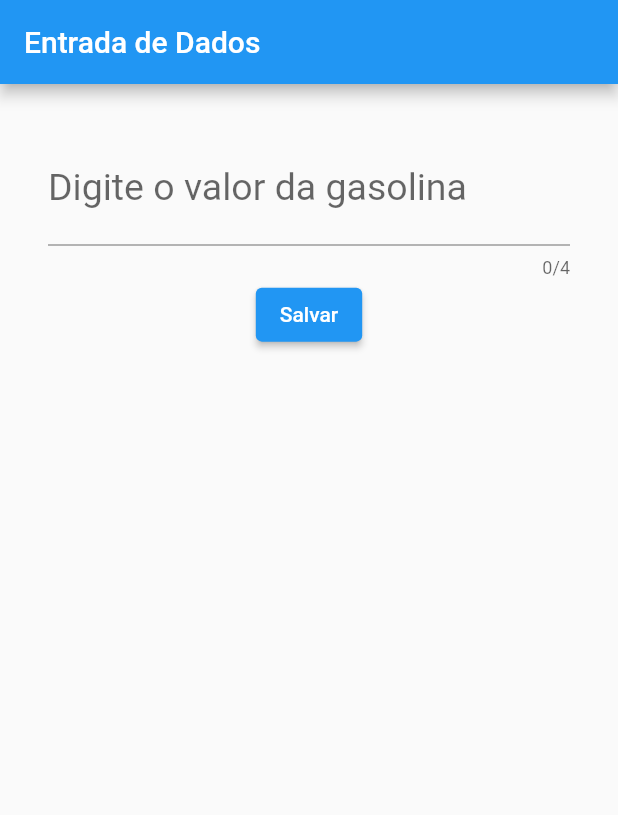
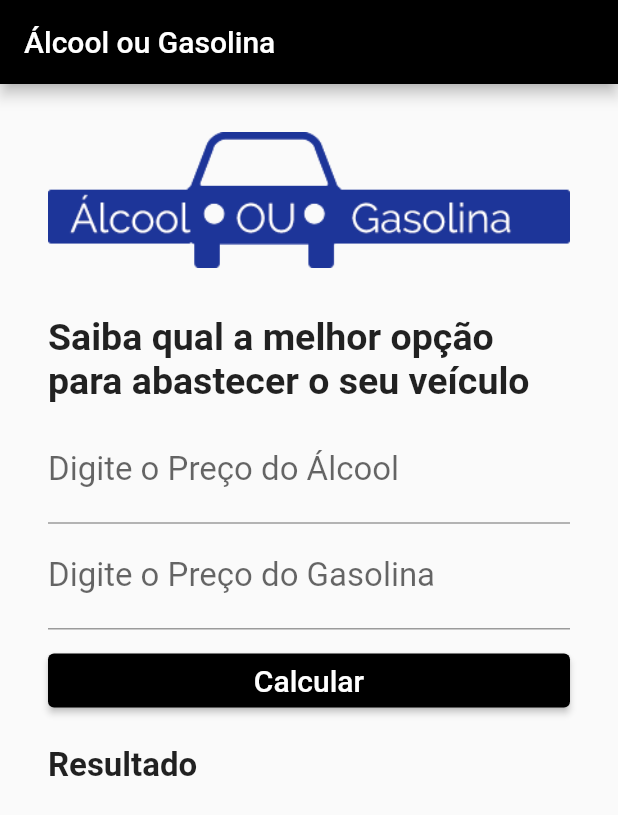
Before and after one commit to ItsonStos/AlcoolGasolina, a Flutter app: the screen it shows after launch, on a phone screen of 412 x 824 dp. Shown: the top 815 px of the screen. Run offline on Flutter 3.47's test engine with Material 2 defaults, Android fonts, the phone set to English and light mode, and no system bars.

Commit message:
Foi inserido a imagem na tela home junto com os campos de texto e o botão calcular

```diff
--- /dev/null
+++ b/lib/Home.dart
@@ -0,0 +1,85 @@
+import 'dart:ui';
+
+import 'package:flutter/src/foundation/key.dart';
+import 'package:flutter/src/widgets/framework.dart';
+
+import 'package:flutter/material.dart';
+
+class Home extends StatefulWidget {
+  const Home({Key? key}) : super(key: key);
+
+  @override
+  State<Home> createState() => _HomeState();
+}
+
+class _HomeState extends State<Home> {
+  TextEditingController _controllerAlcool = TextEditingController();
+  TextEditingController _controllerGasolina = TextEditingController();
+
+  @override
+  Widget build(BuildContext context) {
+    return Scaffold(
+      appBar: AppBar(
+        title: Text('Álcool ou Gasolina'),
+        backgroundColor: Colors.black,
+      ),
+      body: Container(
+        child: SingleChildScrollView(
+          padding: EdgeInsets.all(32),
+          child: Column(
+            crossAxisAlignment: CrossAxisAlignment.stretch,
+            children: [
+              Padding(
+                padding: EdgeInsets.only(bottom: 32),
+                child: Image.asset("images/logo.png"),
+              ),
+              Padding(
+                padding: EdgeInsets.only(bottom: 10),
+                child: Text(
+                  "Saiba qual a melhor opção para abastecer o seu veículo",
+                  style: TextStyle(fontSize: 25, fontWeight: FontWeight.bold),
+                ),
+              ),
+              TextField(
+                keyboardType: TextInputType.number,
+                decoration:
+                    InputDecoration(labelText: "Digite o Preço do Álcool"),
+                style: TextStyle(fontSize: 22),
+                controller: _controllerAlcool,
+              ),
+              TextField(
+                keyboardType: TextInputType.number,
+                decoration:
+                    InputDecoration(labelText: "Digite o Preço do Gasolina"),
+                style: TextStyle(fontSize: 22),
+                controller: _controllerGasolina,
+              ),
+              Padding(
+                padding: EdgeInsets.only(top: 10),
+                child: ElevatedButton(
+                  onPressed: () {},
+                  child: Text(
+                    'Calcular',
+                    style: TextStyle(fontSize: 20),
+                  ),
+                  style: ElevatedButton.styleFrom(
+                    primary: Colors.black,
+                    onPrimary: Colors.white,
+                  ),
+                  //padding: EdgeInsets.all(15),
+                ),
+              ),
+              Padding(
+                padding: EdgeInsets.only(top: 20),
+                child: Text(
+                  "Resultado",
+                  style: TextStyle(fontSize: 22, fontWeight: FontWeight.bold),
+                ),
+              )
+            ],
+          ),
+        ),
+      ),
+    );
+  }
+}
--- a/lib/main.dart
+++ b/lib/main.dart
@@ -1,6 +1,7 @@
 import 'package:flutter/material.dart';
-import 'CampoTexto.dart';
+import 'package:flutter_alcool_gasolina_/Home.dart';
 
 void main() => runApp(const MaterialApp(
-      home: CampoTexto(),
+      debugShowCheckedModeBanner: false,
+      home: Home(),
     ));
--- a/pubspec.yaml
+++ b/pubspec.yaml
@@ -1,4 +1,4 @@
-name: flutter_alcool_gasolina
+name: flutter_alcool_gasolina_
 description: A new Flutter project.
 
 # The following line prevents the package from being accidentally published to
@@ -61,6 +61,8 @@ flutter:
   # assets:
   #   - images/a_dot_burr.jpeg
   #   - images/a_dot_ham.jpeg
+  assets:
+  - images/logo.png
 
   # An image asset can refer to one or more resolution-specific "variants", see
   # https://flutter.dev/assets-and-images/#resolution-aware
```
Also changed, not shown: images/logo.png (added), 44 other files.
